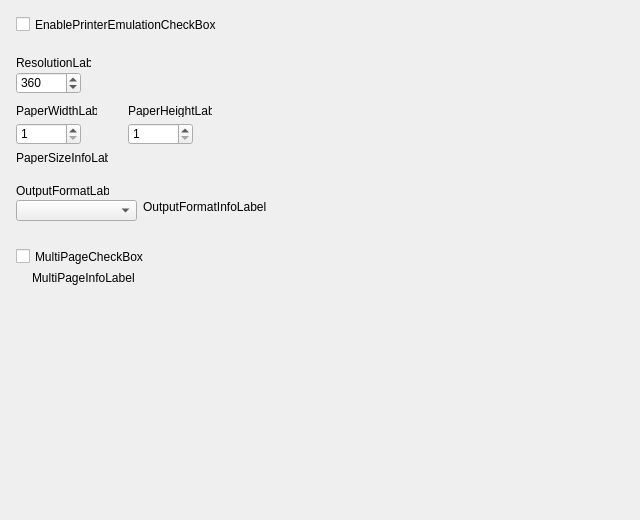
Old version of the form src/forms/ModernProfileEditorPrinterFrameUnit.ui in the repository Eldricos/D-Fend-Reborn.
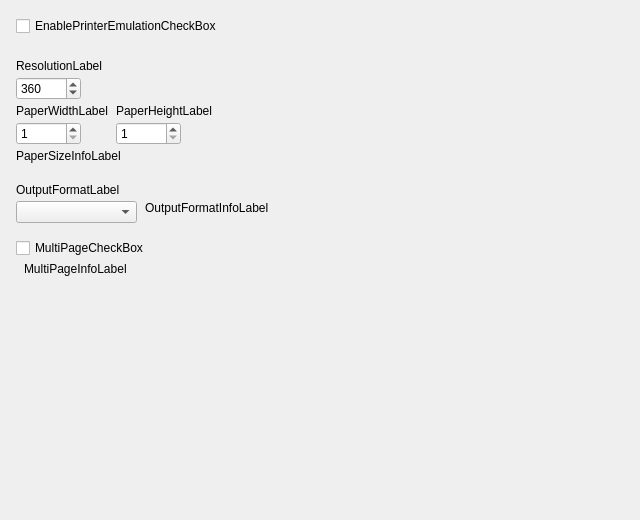
New version of the form.

Commit message: Modern profile editor: Qt layouts instead of fixed pixel positions

```diff
--- a/src/forms/ModernProfileEditorPrinterFrameUnit.ui
+++ b/src/forms/ModernProfileEditorPrinterFrameUnit.ui
@@ -5,90 +5,196 @@
     <property name="geometry"><rect><x>0</x><y>0</y><width>640</width><height>520</height></rect></property>
     <property name="vclDesignWidth" stdset="0"><number>640</number></property>
     <property name="vclDesignHeight" stdset="0"><number>520</number></property>
+    <layout class="QVBoxLayout" name="ModernProfileEditorPrinterFrame_Layout" stretch="0,0,0,0,0,0,0,1">
+      <property name="leftMargin"><number>16</number></property>
+      <property name="topMargin"><number>16</number></property>
+      <property name="rightMargin"><number>16</number></property>
+      <property name="bottomMargin"><number>8</number></property>
+      <property name="spacing"><number>0</number></property>
+      <item>
+        <layout class="QGridLayout" name="ModernProfileEditorPrinterFrame_Section1" columnstretch="0,1">
+          <property name="leftMargin"><number>0</number></property>
+          <property name="topMargin"><number>0</number></property>
+          <property name="rightMargin"><number>0</number></property>
+          <property name="bottomMargin"><number>0</number></property>
+          <property name="horizontalSpacing"><number>8</number></property>
+          <property name="verticalSpacing"><number>4</number></property>
+          <item row="0" column="0" colspan="2">
+            <widget class="QCheckBox" name="EnablePrinterEmulationCheckBox">
+              <property name="text"><string>EnablePrinterEmulationCheckBox</string></property>
+            </widget>
+          </item>
+          <item row="0" column="1">
+            <spacer name="ModernProfileEditorPrinterFrame_Section1_HFill">
+              <property name="orientation"><enum>Qt::Horizontal</enum></property>
+              <property name="sizeHint" stdset="0"><size><width>0</width><height>0</height></size></property>
+            </spacer>
+          </item>
+        </layout>
+      </item>
+      <item>
+        <spacer name="ModernProfileEditorPrinterFrame_Gap1">
+          <property name="orientation"><enum>Qt::Vertical</enum></property>
+          <property name="sizeType"><enum>QSizePolicy::Fixed</enum></property>
+          <property name="sizeHint" stdset="0"><size><width>0</width><height>23</height></size></property>
+        </spacer>
+      </item>
+      <item>
+        <layout class="QGridLayout" name="ModernProfileEditorPrinterFrame_Section2" columnstretch="0,0,1">
+          <property name="leftMargin"><number>0</number></property>
+          <property name="topMargin"><number>0</number></property>
+          <property name="rightMargin"><number>0</number></property>
+          <property name="bottomMargin"><number>0</number></property>
+          <property name="horizontalSpacing"><number>8</number></property>
+          <property name="verticalSpacing"><number>4</number></property>
+          <item row="0" column="0" colspan="3">
     <widget class="QLabel" name="ResolutionLabel">
-      <property name="geometry"><rect><x>16</x><y>56</y><width>75</width><height>13</height></rect></property>
       <property name="text"><string>ResolutionLabel</string></property>
       <property name="textFormat"><enum>Qt::PlainText</enum></property>
       <property name="alignment"><set>Qt::AlignLeft|Qt::AlignTop</set></property>
-      <property name="vclAutoSize" stdset="0"><bool>true</bool></property>
-    </widget>
+            </widget>
+          </item>
+          <item row="1" column="0" alignment="Qt::AlignLeft">
+            <widget class="QSpinBox" name="ResolutionEdit">
+              <property name="minimum"><number>72</number></property>
+              <property name="maximum"><number>1200</number></property>
+              <property name="value"><number>360</number></property>
+              <property name="minimumSize"><size><width>65</width><height>0</height></size></property>
+            </widget>
+          </item>
+          <item row="2" column="0">
     <widget class="QLabel" name="PaperWidthLabel">
-      <property name="geometry"><rect><x>16</x><y>104</y><width>81</width><height>13</height></rect></property>
       <property name="text"><string>PaperWidthLabel</string></property>
       <property name="textFormat"><enum>Qt::PlainText</enum></property>
       <property name="alignment"><set>Qt::AlignLeft|Qt::AlignTop</set></property>
-      <property name="vclAutoSize" stdset="0"><bool>true</bool></property>
-    </widget>
+            </widget>
+          </item>
+          <item row="2" column="1" colspan="2">
     <widget class="QLabel" name="PaperHeightLabel">
-      <property name="geometry"><rect><x>128</x><y>104</y><width>84</width><height>13</height></rect></property>
       <property name="text"><string>PaperHeightLabel</string></property>
       <property name="textFormat"><enum>Qt::PlainText</enum></property>
       <property name="alignment"><set>Qt::AlignLeft|Qt::AlignTop</set></property>
-      <property name="vclAutoSize" stdset="0"><bool>true</bool></property>
-    </widget>
+            </widget>
+          </item>
+          <item row="3" column="0" alignment="Qt::AlignLeft">
+            <widget class="QSpinBox" name="PaperWidthEdit">
+              <property name="minimum"><number>1</number></property>
+              <property name="maximum"><number>250</number></property>
+              <property name="value"><number>1</number></property>
+              <property name="minimumSize"><size><width>65</width><height>0</height></size></property>
+            </widget>
+          </item>
+          <item row="3" column="1" alignment="Qt::AlignLeft">
+            <widget class="QSpinBox" name="PaperHeightEdit">
+              <property name="minimum"><number>1</number></property>
+              <property name="maximum"><number>250</number></property>
+              <property name="value"><number>1</number></property>
+              <property name="minimumSize"><size><width>65</width><height>0</height></size></property>
+            </widget>
+          </item>
+          <item row="4" column="0" colspan="3">
     <widget class="QLabel" name="PaperSizeInfoLabel">
-      <property name="geometry"><rect><x>16</x><y>151</y><width>92</width><height>13</height></rect></property>
       <property name="text"><string>PaperSizeInfoLabel</string></property>
       <property name="textFormat"><enum>Qt::PlainText</enum></property>
       <property name="alignment"><set>Qt::AlignLeft|Qt::AlignTop</set></property>
-      <property name="vclAutoSize" stdset="0"><bool>true</bool></property>
-    </widget>
+            </widget>
+          </item>
+          <item row="0" column="2">
+            <spacer name="ModernProfileEditorPrinterFrame_Section2_HFill">
+              <property name="orientation"><enum>Qt::Horizontal</enum></property>
+              <property name="sizeHint" stdset="0"><size><width>0</width><height>0</height></size></property>
+            </spacer>
+          </item>
+        </layout>
+      </item>
+      <item>
+        <spacer name="ModernProfileEditorPrinterFrame_Gap2">
+          <property name="orientation"><enum>Qt::Vertical</enum></property>
+          <property name="sizeType"><enum>QSizePolicy::Fixed</enum></property>
+          <property name="sizeHint" stdset="0"><size><width>0</width><height>20</height></size></property>
+        </spacer>
+      </item>
+      <item>
+        <layout class="QGridLayout" name="ModernProfileEditorPrinterFrame_Section3" columnstretch="0,0,1">
+          <property name="leftMargin"><number>0</number></property>
+          <property name="topMargin"><number>0</number></property>
+          <property name="rightMargin"><number>0</number></property>
+          <property name="bottomMargin"><number>0</number></property>
+          <property name="horizontalSpacing"><number>8</number></property>
+          <property name="verticalSpacing"><number>4</number></property>
+          <item row="0" column="0" colspan="3">
     <widget class="QLabel" name="OutputFormatLabel">
-      <property name="geometry"><rect><x>16</x><y>184</y><width>93</width><height>13</height></rect></property>
       <property name="text"><string>OutputFormatLabel</string></property>
       <property name="textFormat"><enum>Qt::PlainText</enum></property>
       <property name="alignment"><set>Qt::AlignLeft|Qt::AlignTop</set></property>
-      <property name="vclAutoSize" stdset="0"><bool>true</bool></property>
-    </widget>
-    <widget class="QLabel" name="OutputFormatInfoLabel">
-      <property name="geometry"><rect><x>143</x><y>200</y><width>474</width><height>33</height></rect></property>
-      <property name="vclAnchors" stdset="0"><string notr="true">akLeft,akTop,akRight</string></property>
-      <property name="text"><string>OutputFormatInfoLabel</string></property>
-      <property name="textFormat"><enum>Qt::PlainText</enum></property>
-      <property name="wordWrap"><bool>true</bool></property>
-      <property name="alignment"><set>Qt::AlignLeft|Qt::AlignTop</set></property>
-    </widget>
-    <widget class="QLabel" name="MultiPageInfoLabel">
-      <property name="geometry"><rect><x>32</x><y>271</y><width>585</width><height>50</height></rect></property>
-      <property name="vclAnchors" stdset="0"><string notr="true">akLeft,akTop,akRight</string></property>
-      <property name="text"><string>MultiPageInfoLabel</string></property>
-      <property name="textFormat"><enum>Qt::PlainText</enum></property>
-      <property name="wordWrap"><bool>true</bool></property>
-      <property name="alignment"><set>Qt::AlignLeft|Qt::AlignTop</set></property>
-    </widget>
-    <widget class="QCheckBox" name="EnablePrinterEmulationCheckBox">
-      <property name="geometry"><rect><x>16</x><y>16</y><width>601</width><height>17</height></rect></property>
-      <property name="vclAnchors" stdset="0"><string notr="true">akLeft,akTop,akRight</string></property>
-      <property name="text"><string>EnablePrinterEmulationCheckBox</string></property>
-    </widget>
-    <widget class="QSpinBox" name="ResolutionEdit">
-      <property name="geometry"><rect><x>16</x><y>72</y><width>65</width><height>22</height></rect></property>
-      <property name="minimum"><number>72</number></property>
-      <property name="maximum"><number>1200</number></property>
-      <property name="value"><number>360</number></property>
-    </widget>
-    <widget class="QSpinBox" name="PaperWidthEdit">
-      <property name="geometry"><rect><x>16</x><y>123</y><width>65</width><height>22</height></rect></property>
-      <property name="minimum"><number>1</number></property>
-      <property name="maximum"><number>250</number></property>
-      <property name="value"><number>1</number></property>
-    </widget>
-    <widget class="QSpinBox" name="PaperHeightEdit">
-      <property name="geometry"><rect><x>128</x><y>123</y><width>65</width><height>22</height></rect></property>
-      <property name="minimum"><number>1</number></property>
-      <property name="maximum"><number>250</number></property>
-      <property name="value"><number>1</number></property>
-    </widget>
+            </widget>
+          </item>
+          <item row="1" column="0" alignment="Qt::AlignLeft">
     <widget class="QComboBox" name="OutputFormatComboBox">
-      <property name="geometry"><rect><x>16</x><y>200</y><width>121</width><height>21</height></rect></property>
       <property name="editable"><bool>false</bool></property>
       <property name="maxVisibleItems"><number>8</number></property>
-    </widget>
+              <property name="minimumSize"><size><width>121</width><height>0</height></size></property>
+            </widget>
+          </item>
+          <item row="1" column="1" colspan="2">
+            <widget class="QLabel" name="OutputFormatInfoLabel">
+              <property name="text"><string>OutputFormatInfoLabel</string></property>
+              <property name="textFormat"><enum>Qt::PlainText</enum></property>
+              <property name="wordWrap"><bool>true</bool></property>
+              <property name="alignment"><set>Qt::AlignLeft|Qt::AlignTop</set></property>
+            </widget>
+          </item>
+          <item row="0" column="2">
+            <spacer name="ModernProfileEditorPrinterFrame_Section3_HFill">
+              <property name="orientation"><enum>Qt::Horizontal</enum></property>
+              <property name="sizeHint" stdset="0"><size><width>0</width><height>0</height></size></property>
+            </spacer>
+          </item>
+        </layout>
+      </item>
+      <item>
+        <spacer name="ModernProfileEditorPrinterFrame_Gap3">
+          <property name="orientation"><enum>Qt::Vertical</enum></property>
+          <property name="sizeType"><enum>QSizePolicy::Fixed</enum></property>
+          <property name="sizeHint" stdset="0"><size><width>0</width><height>15</height></size></property>
+        </spacer>
+      </item>
+      <item>
+        <layout class="QGridLayout" name="ModernProfileEditorPrinterFrame_Section4" columnstretch="0,0,1">
+          <property name="leftMargin"><number>0</number></property>
+          <property name="topMargin"><number>0</number></property>
+          <property name="rightMargin"><number>0</number></property>
+          <property name="bottomMargin"><number>0</number></property>
+          <property name="horizontalSpacing"><number>8</number></property>
+          <property name="verticalSpacing"><number>4</number></property>
+          <item row="0" column="0" colspan="3">
     <widget class="QCheckBox" name="MultiPageCheckBox">
-      <property name="geometry"><rect><x>16</x><y>248</y><width>601</width><height>17</height></rect></property>
-      <property name="vclAnchors" stdset="0"><string notr="true">akLeft,akTop,akRight</string></property>
       <property name="text"><string>MultiPageCheckBox</string></property>
     </widget>
+          </item>
+          <item row="1" column="1" colspan="2">
+            <widget class="QLabel" name="MultiPageInfoLabel">
+              <property name="text"><string>MultiPageInfoLabel</string></property>
+              <property name="textFormat"><enum>Qt::PlainText</enum></property>
+              <property name="wordWrap"><bool>true</bool></property>
+              <property name="alignment"><set>Qt::AlignLeft|Qt::AlignTop</set></property>
+            </widget>
+          </item>
+          <item row="0" column="2">
+            <spacer name="ModernProfileEditorPrinterFrame_Section4_HFill">
+              <property name="orientation"><enum>Qt::Horizontal</enum></property>
+              <property name="sizeHint" stdset="0"><size><width>0</width><height>0</height></size></property>
+            </spacer>
+          </item>
+        </layout>
+      </item>
+      <item>
+        <spacer name="ModernProfileEditorPrinterFrame_VFill">
+          <property name="orientation"><enum>Qt::Vertical</enum></property>
+          <property name="sizeHint" stdset="0"><size><width>0</width><height>0</height></size></property>
+        </spacer>
+      </item>
+    </layout>
   </widget>
   <tabstops>
     <tabstop>EnablePrinterEmulationCheckBox</tabstop>
```
Left out of the diff: 6 changed lines with no effect on the pictures. Lines whose indentation alone changed are shown as unchanged. The commit also changes 42 other files.
